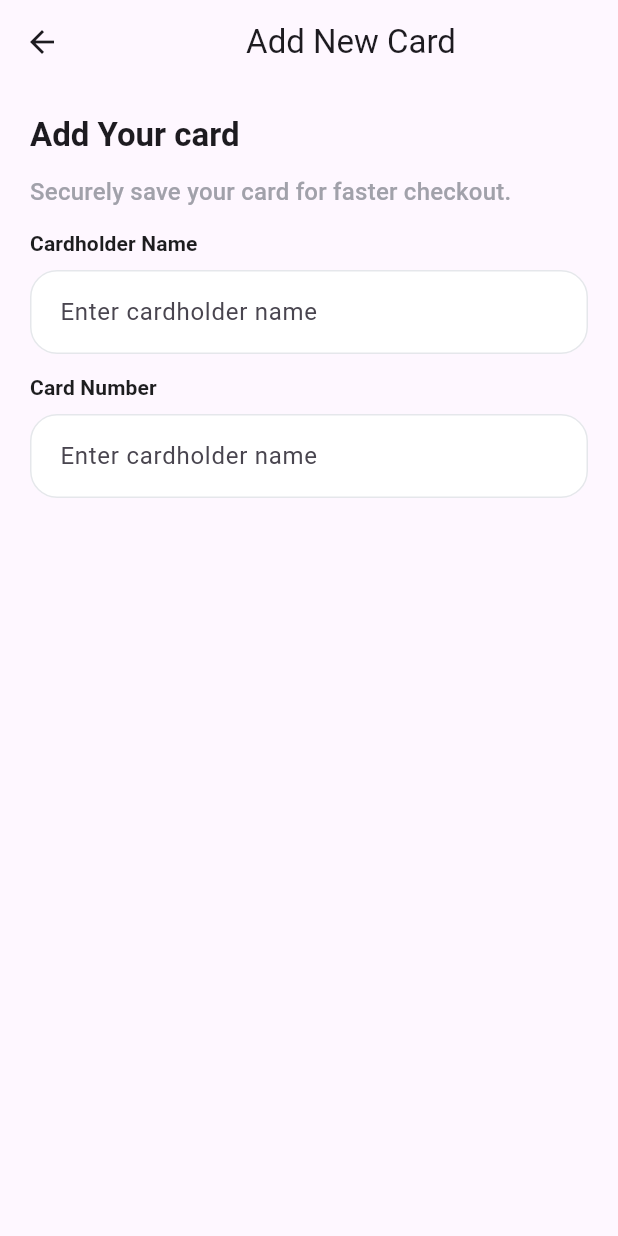
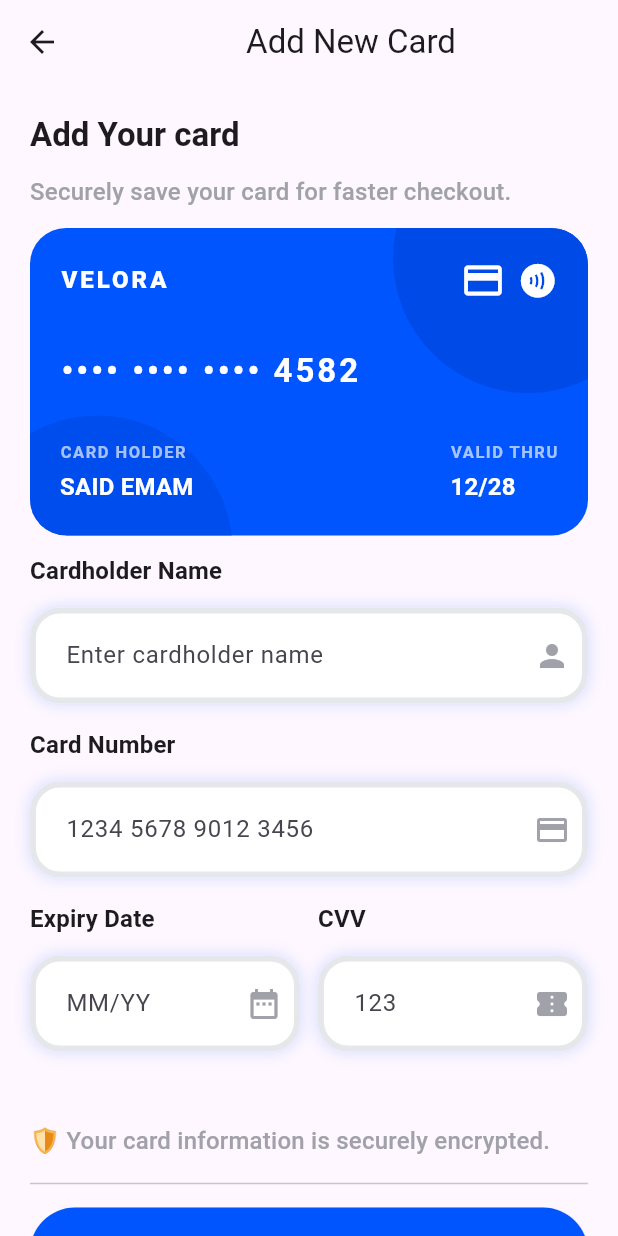
Before and after one commit to ssaidema318-netizen/velora, a Flutter app: the NewPaymentCardPage screen opened by its route, on a phone screen of 412 x 824 dp. Run offline on Flutter 3.47's test engine with Material 3 defaults, Android fonts, the phone set to English and light mode, and no system bars; our stand-ins replace carousel_slider, flutter_bloc, hugeicons, mask_text_input_formatter, persistent_bottom_nav_bar_v2.

Commit message:
feat(payment): create pament card bannar

```diff
--- a/lib/features/cart/payment_page.dart/page/new_payment_card/page/new_payment_card_page.dart
+++ b/lib/features/cart/payment_page.dart/page/new_payment_card/page/new_payment_card_page.dart
@@ -1,7 +1,10 @@
 import 'package:flutter/material.dart';
+import 'package:flutter/services.dart';
 import 'package:velora/constants/app_colors.dart';
 import 'package:velora/constants/app_spacing.dart';
 import 'package:velora/features/cart/payment_page.dart/page/new_payment_card/widgets/app_text_form_field.dart';
+import 'package:mask_text_input_formatter/mask_text_input_formatter.dart';
+import 'package:velora/features/cart/payment_page.dart/page/new_payment_card/widgets/payment_card_bannar.dart';
 
 class NewPaymentCardPage extends StatefulWidget {
   const NewPaymentCardPage({super.key});
@@ -11,17 +14,43 @@ class NewPaymentCardPage extends StatefulWidget {
 }
 
 class _NewPaymentCardPageState extends State<NewPaymentCardPage> {
+  final formKey = GlobalKey<FormState>();
   final cardHolderController = TextEditingController();
+  final cardNumberController = TextEditingController();
+  final expiryDateController = TextEditingController();
+  final cvvController = TextEditingController();
+  final cardNumberFormatter = MaskTextInputFormatter(
+    mask: '#### #### #### ####',
+    filter: {'#': RegExp(r'[0-9]')},
+  );
+
+  final expiryDateFormatter = MaskTextInputFormatter(
+    mask: '##/##',
+    filter: {'#': RegExp(r'[0-9]')},
+  );
+  @override
+  void dispose() {
+    cardHolderController.dispose();
+    cardNumberController.dispose();
+    expiryDateController.dispose();
+    cvvController.dispose();
+
+    super.dispose();
+  }
+
   @override
   Widget build(BuildContext context) {
     return Scaffold(
       appBar: AppBar(title: Center(child: Text("Add New Card"))),
       body: SafeArea(
+        child: SingleChildScrollView(
           child: Padding(
             padding: const EdgeInsets.all(AppSpacing.l),
             child: Column(
               crossAxisAlignment: CrossAxisAlignment.start,
               children: [
+
+
                 Text(
                   "Add Your card",
                   style: Theme.of(
@@ -36,37 +65,110 @@ class _NewPaymentCardPageState extends State<NewPaymentCardPage> {
                   ).textTheme.titleMedium!.copyWith(color: AppColors.textHint),
                 ),
                 const SizedBox(height: AppSpacing.m),
+                PaymentCardBanner(
+                  cardHolderName: cardHolderController.text.isEmpty
+                      ? "SAID EMAM"
+                      : cardHolderController.text.toUpperCase(),
+                  lastFourDigits: cardNumberController.text.isEmpty
+                      ? "4582"
+                      : cardNumberController.text.substring(
+                          cardNumberController.text.length - 4,
+                        ),
+                  expiryDate: expiryDateController.text.isEmpty
+                      ? "12/28"
+                      : expiryDateController.text,
+                ),
+                const SizedBox(height: AppSpacing.m),
                 Form(
+                  key: formKey,
                   child: Column(
+                    crossAxisAlignment: CrossAxisAlignment.start,
                     children: [
                       AppTextFormField(
                         controller: cardHolderController,
                         label: "Cardholder Name",
-  hintText: "Enter cardholder name",
+                        hintText: 'Enter cardholder name',
+                        textInputAction: TextInputAction.next,
+                        obscureText: false,
 
-  validator: (value) {
-    if (value == null || value.trim().isEmpty) {
-      return "Cardholder name is required";
-    }
+                        validator: 'Cardholder name is required', suffixIcon: Icons.person,
+                      ),
+                      const SizedBox(height: AppSpacing.md),
+                      AppTextFormField(
+                        controller: cardNumberController,
+                        label: "Card Number",
+                        hintText: '1234 5678 9012 3456',
+                        textInputAction: TextInputAction.next,
+                        obscureText: false,
+                        validator: 'Cardholder number is required',
+                        keyboardType: TextInputType.number,
+                        inputFormatters: [cardNumberFormatter], suffixIcon: Icons.credit_card,
+                      ),
+                      const SizedBox(height: AppSpacing.md),
+                      Row(
+                        children: [
+                          Expanded(
+                            child: AppTextFormField(
+                              controller: expiryDateController,
+                              label: "Expiry Date",
+                              hintText: "MM/YY",
+                              textInputAction: TextInputAction.next,
 
-    return null;
+                              obscureText: false,
+                              validator: "Enter a valid expiry date",
+                              keyboardType: TextInputType.number,
+                              inputFormatters: [expiryDateFormatter], suffixIcon: Icons.date_range,
+                            ),
+                          ),
+
+                          const SizedBox(width: AppSpacing.m),
+
+                          Expanded(
+                            child: AppTextFormField(
+                              controller: cvvController,
+                              label: "CVV",
+                              hintText: "123",
+                              textInputAction: TextInputAction.done,
+                              obscureText: true,
+                              validator: "Enter a valid CVV",
+                              keyboardType: TextInputType.number,
+                              inputFormatters: [
+                                FilteringTextInputFormatter.digitsOnly,
+                                LengthLimitingTextInputFormatter(3),
+                              ], suffixIcon: Icons.confirmation_num_rounded,
+                            ),
+                          ),
+                        ],
+                      ),
+                      const SizedBox(height: AppSpacing.xxl),
+                      Text(
+                        "🛡️ Your card information is securely encrypted.",
+                        style: Theme.of(context).textTheme.titleMedium!
+                            .copyWith(color: AppColors.textHint),
+                      ),
+                      const SizedBox(height: AppSpacing.sm),
+                      Divider(),
+                      const SizedBox(height: AppSpacing.sm),
+                      SizedBox(
+                        height: 60,
+                        width: double.infinity,
+
+                        child: ElevatedButton(
+                          onPressed: () {
+                            if (formKey.currentState!.validate()) {}
                           },
-
+                          style: ElevatedButton.styleFrom(
+                            backgroundColor: AppColors.primary,
                           ),
-const SizedBox(height: AppSpacing.m),
-                    AppTextFormField(
-  controller: cardHolderController,
-  label: "Card Number",
-  hintText: "Enter cardholder name",
-  keyboardType: TextInputType.number,
-
-  validator: (value) {
-    if (value == null || value.trim().isEmpty) {
-      return "Cardholder name is required";
-    }
-
-    return null;
-  },
+                          child: Text(
+                            "Add Card",
+                            style: Theme.of(context).textTheme.labelLarge!
+                                .copyWith(
+                                  color: AppColors.surface,
+                                  fontWeight: FontWeight.w700,
+                                ),
+                          ),
+                        ),
                       ),
                     ],
                   ),
@@ -75,6 +177,7 @@ const SizedBox(height: AppSpacing.m),
             ),
           ),
         ),
+      ),
     );
   }
 }
--- a/lib/features/cart/payment_page.dart/page/new_payment_card/widgets/app_text_form_field.dart
+++ b/lib/features/cart/payment_page.dart/page/new_payment_card/widgets/app_text_form_field.dart
@@ -1,23 +1,28 @@
 import 'package:flutter/material.dart';
+import 'package:flutter/services.dart';
 import 'package:velora/constants/app_colors.dart';
+import 'package:velora/constants/app_spacing.dart';
 
 class AppTextFormField extends StatelessWidget {
   const AppTextFormField({
     super.key,
     required this.controller,
     required this.label,
-    this.hintText,
-    this.validator,
+    required this.hintText,
     this.keyboardType,
-    this.obscureText = false,
+    required this.textInputAction,
+    required this.obscureText,
+    this.inputFormatters, required this.validator, required this.suffixIcon,
   });
-
+  final String label;
+  final String hintText;
   final TextEditingController controller;
-  final String label;
-  final String? hintText;
-  final String? Function(String?)? validator;
   final TextInputType? keyboardType;
+  final TextInputAction textInputAction;
   final bool obscureText;
+  final List<TextInputFormatter>? inputFormatters;
+  final String validator;
+  final IconData suffixIcon;
 
   @override
   Widget build(BuildContext context) {
@@ -26,78 +31,69 @@ class AppTextFormField extends StatelessWidget {
       children: [
         Text(
           label,
-          style: Theme.of(context).textTheme.labelLarge!.copyWith(
-            fontWeight: FontWeight.w600,
-            color: AppColors.textPrimary,
+          style: Theme.of(
+            context,
+          ).textTheme.titleMedium!.copyWith(fontWeight: FontWeight.bold),
+        ),
+        const SizedBox(height: AppSpacing.m,),
+        Container(
+           decoration: BoxDecoration(
+    borderRadius: BorderRadius.circular(20),
+    boxShadow: [
+      BoxShadow(
+        color: AppColors.primary.withValues(alpha: 0.15),
+        blurRadius: 8,
+        spreadRadius: 1,
+      ),
+    ],
+  ),
+          child: TextFormField(
+            controller: controller,
+            decoration: InputDecoration(
+              suffixIcon:Icon(suffixIcon,color:AppColors.textHint ,) ,
+              hintText: hintText,
+              filled: true,
+              fillColor: AppColors.background,
+              border: OutlineInputBorder(
+                borderRadius: BorderRadius.circular(20),
+                borderSide: BorderSide(color: AppColors.textHint, width: 2),
+              ),
+              enabledBorder: OutlineInputBorder(
+                borderRadius: BorderRadius.circular(20),
+                borderSide: BorderSide(color: AppColors.border, width: 4),
+              ),
+              focusedBorder: OutlineInputBorder(
+                borderRadius: BorderRadius.circular(20),
+                borderSide: BorderSide(color: AppColors.primaryLight, width: 4),
+              ),
+              errorBorder: OutlineInputBorder(
+                borderRadius: BorderRadius.circular(20),
+                borderSide: BorderSide(color: AppColors.error, width: 4),
+              ),
+              focusedErrorBorder: OutlineInputBorder(
+                borderRadius: BorderRadius.circular(20),
+                borderSide: BorderSide(color: AppColors.error, width: 4),
+              ),
+              contentPadding: const EdgeInsets.symmetric(
+            horizontal: AppSpacing.l,
+            vertical: AppSpacing.l,
+          ),
+
+            ),
+            keyboardType: keyboardType,
+            textInputAction: textInputAction,
+            obscureText: obscureText,
+            inputFormatters: inputFormatters,
+
+            validator: (value) {
+              if(value==null|| value.trim().isEmpty){
+                return validator;
+              }
+              return null;
+            },
           ),
         ),
 
-        const SizedBox(height: 8),
-
-        TextFormField(
-          controller: controller,
-          validator: validator,
-          keyboardType: keyboardType,
-          obscureText: obscureText,
-
-          decoration: InputDecoration(
-            hintText: hintText,
-
-            filled: true,
-            fillColor: AppColors.background,
-
-            contentPadding: const EdgeInsets.symmetric(
-              horizontal: 16,
-              vertical: 16,
-            ),
-
-            border: OutlineInputBorder(
-              borderRadius: BorderRadius.circular(18),
-              borderSide: const BorderSide(
-                color: AppColors.border,
-                width: 1,
-              ),
-            ),
-
-            enabledBorder: OutlineInputBorder(
-              borderRadius: BorderRadius.circular(18),
-              borderSide: const BorderSide(
-                color: AppColors.border,
-                width: 1,
-              ),
-            ),
-
-            focusedBorder: OutlineInputBorder(
-              borderRadius: BorderRadius.circular(18),
-              borderSide: const BorderSide(
-                color: AppColors.primary,
-                width: 2,
-              ),
-            ),
-
-            errorBorder: OutlineInputBorder(
-              borderRadius: BorderRadius.circular(18),
-              borderSide: const BorderSide(
-                color: AppColors.error,
-                width: 2,
-              ),
-            ),
-
-            focusedErrorBorder: OutlineInputBorder(
-              borderRadius: BorderRadius.circular(18),
-              borderSide: const BorderSide(
-                color: AppColors.error,
-                width: 2,
-              ),
-            ),
-
-            errorStyle: const TextStyle(
-              color: AppColors.error,
-              fontSize: 14,
-              fontWeight: FontWeight.w500,
-            ),
-          ),
-        ),
       ],
     );
   }
--- /dev/null
+++ b/lib/features/cart/payment_page.dart/page/new_payment_card/widgets/card_info.dart
@@ -0,0 +1,38 @@
+import 'package:flutter/material.dart';
+
+class CardInfo extends StatelessWidget {
+  const CardInfo({super.key,
+    required this.title,
+    required this.value,
+  });
+
+  final String title;
+  final String value;
+
+  @override
+  Widget build(BuildContext context) {
+    return Column(
+      crossAxisAlignment: CrossAxisAlignment.start,
+      children: [
+        Text(
+          title,
+          style: Theme.of(context).textTheme.labelSmall!.copyWith(
+            color: Colors.white.withValues(alpha: 0.65),
+            fontWeight: FontWeight.w600,
+            letterSpacing: 1,
+          ),
+        ),
+
+        const SizedBox(height: 4),
+
+        Text(
+          value,
+          style: Theme.of(context).textTheme.titleMedium!.copyWith(
+            color: Colors.white,
+            fontWeight: FontWeight.w700,
+          ),
+        ),
+      ],
+    );
+  }
+}
--- /dev/null
+++ b/lib/features/cart/payment_page.dart/page/new_payment_card/widgets/payment_card_bannar.dart
@@ -0,0 +1,134 @@
+import 'package:flutter/material.dart';
+import 'package:velora/constants/app_colors.dart';
+import 'package:velora/constants/app_spacing.dart';
+import 'package:velora/features/cart/payment_page.dart/page/new_payment_card/widgets/card_info.dart';
+
+
+class PaymentCardBanner extends StatelessWidget {
+  const PaymentCardBanner({
+    super.key,
+    required this.cardHolderName,
+    required this.lastFourDigits,
+    required this.expiryDate,
+  });
+
+  final String cardHolderName;
+  final String lastFourDigits;
+  final String expiryDate;
+
+  @override
+  Widget build(BuildContext context) {
+    return Container(
+      height: 205,
+      width: double.infinity,
+      clipBehavior: Clip.hardEdge,
+      decoration: BoxDecoration(
+        borderRadius: BorderRadius.circular(24),
+        color: AppColors.primary,
+      ),
+      child: Stack(
+        children: [
+          // الخلفية الدائرية الأولى
+          Positioned(
+            top: -70,
+            right: -50,
+            child: Container(
+              width: 180,
+              height: 180,
+              decoration: BoxDecoration(
+                shape: BoxShape.circle,
+                color: AppColors.primaryDark.withValues(alpha: 0.45),
+              ),
+            ),
+          ),
+
+          // الخلفية الدائرية الثانية
+          Positioned(
+            bottom: -100,
+            left: -45,
+            child: Container(
+              width: 180,
+              height: 180,
+              decoration: BoxDecoration(
+                shape: BoxShape.circle,
+                color: AppColors.primaryDark.withValues(alpha: 0.35),
+              ),
+            ),
+          ),
+
+          Padding(
+            padding: const EdgeInsets.all(AppSpacing.l),
+            child: Column(
+              crossAxisAlignment: CrossAxisAlignment.start,
+              children: [
+                // Top Row
+                Row(
+                  mainAxisAlignment: MainAxisAlignment.spaceBetween,
+                  children: [
+                    Text(
+                      "VELORA",
+                      style: Theme.of(context).textTheme.titleMedium!.copyWith(
+                        color: Colors.white,
+                        fontWeight: FontWeight.w800,
+                        letterSpacing: 2,
+                      ),
+                    ),
+
+                    Row(
+                      children: [
+                        Icon(
+                          Icons.credit_card,
+                          color: Colors.white,
+                          size: 30,
+                        ),
+
+                        const SizedBox(width: 8),
+
+                        Icon(
+                          Icons.contactless,
+                          color: Colors.white,
+                          size: 27,
+                        ),
+                      ],
+                    ),
+                  ],
+                ),
+
+                const Spacer(),
+
+                // Card Number
+                Text(
+                  "•••• •••• •••• $lastFourDigits",
+                  style: Theme.of(context).textTheme.titleLarge!.copyWith(
+                    color: Colors.white,
+                    fontWeight: FontWeight.w600,
+                    letterSpacing: 2,
+                  ),
+                ),
+
+                const Spacer(),
+
+                // Bottom information
+                Row(
+                  mainAxisAlignment: MainAxisAlignment.spaceBetween,
+                  children: [
+
+                    CardInfo(
+                      title: "CARD HOLDER",
+                      value: cardHolderName,
+                    ),
+
+                    CardInfo(
+                      title: "VALID THRU",
+                      value: expiryDate,
+                    ),
+                  ],
+                ),
+              ],
+            ),
+          ),
+        ],
+      ),
+    );
+  }
+}
--- a/lib/features/cart/payment_page.dart/widgets/order_summary.dart
+++ b/lib/features/cart/payment_page.dart/widgets/order_summary.dart
@@ -86,7 +86,7 @@ class OrderSummary extends StatelessWidget {
                 ).textTheme.titleLarge!.copyWith(fontWeight: FontWeight.w600),
               ),
               trailing: Text(
-                "\$${subTotal}",
+                "\$$subTotal",
                 style: Theme.of(
                   context,
                 ).textTheme.titleMedium!.copyWith(fontWeight: FontWeight.w600),
--- a/lib/features/cart/widgets/product_card.dart
+++ b/lib/features/cart/widgets/product_card.dart
@@ -67,7 +67,7 @@ class ProductCard extends StatelessWidget {
                       }
 
                       return Text(
-                        "\$${totalPrice}",
+                        "\$$totalPrice",
                         style: Theme.of(context).textTheme.titleLarge!.copyWith(
                           fontWeight: FontWeight.bold,
                         ),
--- a/pubspec.yaml
+++ b/pubspec.yaml
@@ -17,6 +17,7 @@ dependencies:
   carousel_slider: ^5.1.2
   hugeicons: ^1.0.0
   url_launcher: any
+  mask_text_input_formatter: ^2.9.0
 
 dev_dependencies:
   flutter_test:
```
Also changed, not shown: flutter_04.png (added), pubspec.lock. Lines whose indentation alone changed are shown as unchanged.
